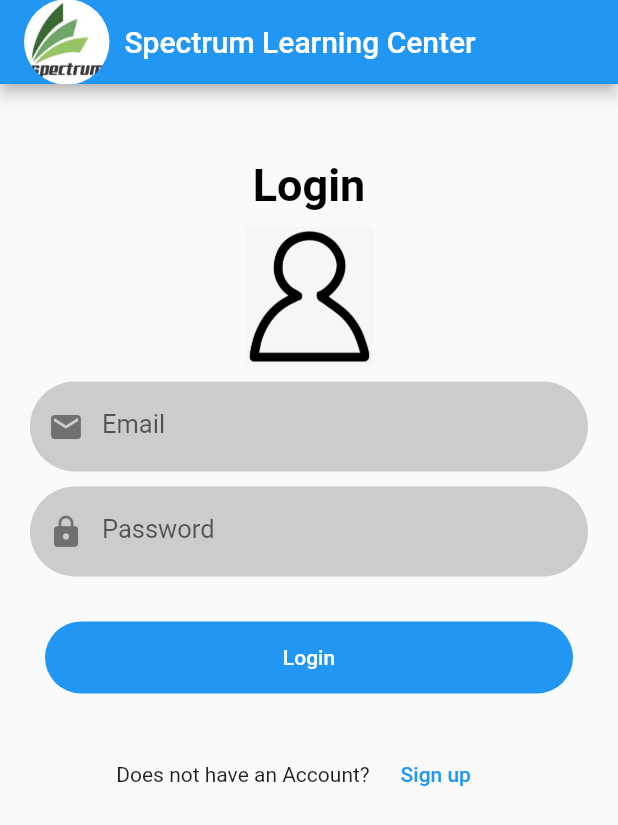
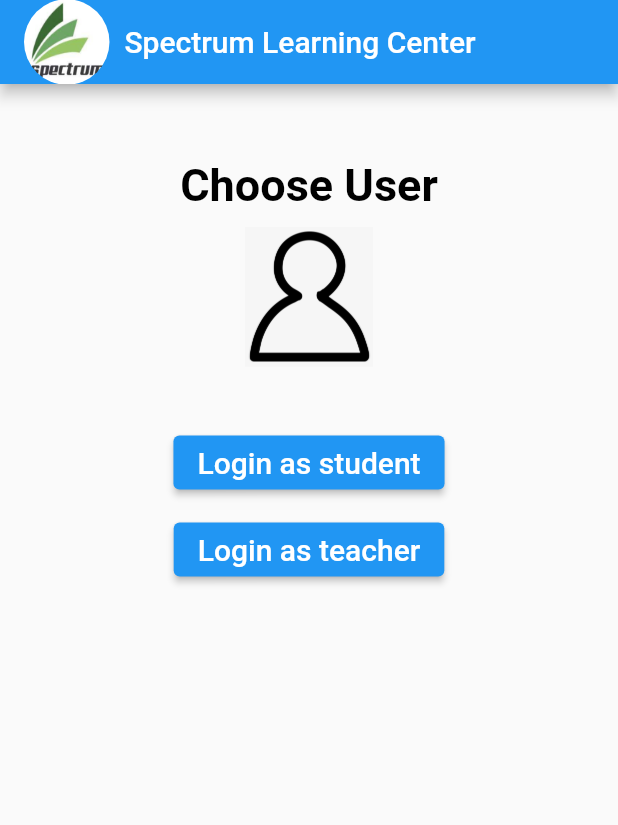
Before and after one commit to ibrahim-cse/coaching_system, a Flutter app: the screen it shows after launch, on a phone screen of 412 x 824 dp. Shown: the top 825 px of the screen. Run offline on Flutter 3.47's test engine with Material 2 defaults, Android fonts, the phone set to English and light mode, and no system bars; our stand-ins replace fluttertoast, image_picker, sqflite; accounts and stored records are empty.

Commit message:
Added some screens.

```diff
--- a/lib/main.dart
+++ b/lib/main.dart
@@ -1,3 +1,4 @@
+import 'package:coaching_system/screens/welcome.dart';
 import 'package:flutter/material.dart';
 import 'screens/login_form.dart';
 
@@ -14,7 +15,7 @@ class MyApp extends StatelessWidget {
       theme: ThemeData(
         primarySwatch: Colors.blue,
       ),
-      home: const LoginForm(),
+      home: WelcomeScreen(),
     );
   }
 }
--- /dev/null
+++ b/lib/screens/welcome.dart
@@ -0,0 +1,79 @@
+import 'package:coaching_system/common/gen_login_signup_header.dart';
+import 'package:coaching_system/screens/login_form.dart';
+import 'package:flutter/material.dart';
+
+class WelcomeScreen extends StatefulWidget {
+  const WelcomeScreen({Key? key}) : super(key: key);
+
+  @override
+  _WelcomeScreenState createState() => _WelcomeScreenState();
+}
+
+class _WelcomeScreenState extends State<WelcomeScreen> {
+  @override
+  Widget build(BuildContext context) {
+    return Scaffold(
+      appBar: AppBar(
+        centerTitle: true,
+        title: Row(
+          children: [
+            Container(
+              width: 57,
+              height: 57,
+              decoration: const BoxDecoration(
+                shape: BoxShape.circle,
+                image: DecorationImage(
+                    image: AssetImage(
+                      'images/spectrum.jpg',
+                    ),
+                    fit: BoxFit.fill),
+              ),
+            ),
+            const SizedBox(
+              width: 10.0,
+            ),
+            const Text(
+              'Spectrum Learning Center',
+              textAlign: TextAlign.center,
+            ),
+          ],
+        ),
+      ),
+      body: Center(
+        child: Column(
+          children: [
+            const GenLoginSignupHeader(
+              headerName: 'Choose User',
+            ),
+            const SizedBox(
+              height: 30.0,
+            ),
+            ElevatedButton(
+              onPressed: () {
+                Navigator.push(
+                  context,
+                  MaterialPageRoute(builder: (_) => LoginForm()),
+                );
+              },
+              child: const Text('Login as student',
+                  style: TextStyle(fontSize: 20.0)),
+            ),
+            const SizedBox(
+              height: 10.0,
+            ),
+            ElevatedButton(
+              onPressed: () {
+                Navigator.push(
+                  context,
+                  MaterialPageRoute(builder: (_) => LoginForm()),
+                );
+              },
+              child: const Text('Login as teacher',
+                  style: TextStyle(fontSize: 20.0)),
+            )
+          ],
+        ),
+      ),
+    );
+  }
+}
--- a/pubspec.yaml
+++ b/pubspec.yaml
@@ -38,12 +38,10 @@ dependencies:
   sqflite: ^2.0.0+4
   fluttertoast: ^8.0.8
   image_picker:
-  image_painter: ^0.4.0
   open_file: ^3.2.1
   flutter_spinkit: ^5.1.0
   carousel_slider: ^4.0.0
   font_awesome_flutter: ^9.2.0
-  archive: ^3.1.6
   file_picker: ^4.2.7
 
 
```
Also changed, not shown: lib/screens/payment.dart (+9 -6 lines), pubspec.lock.
